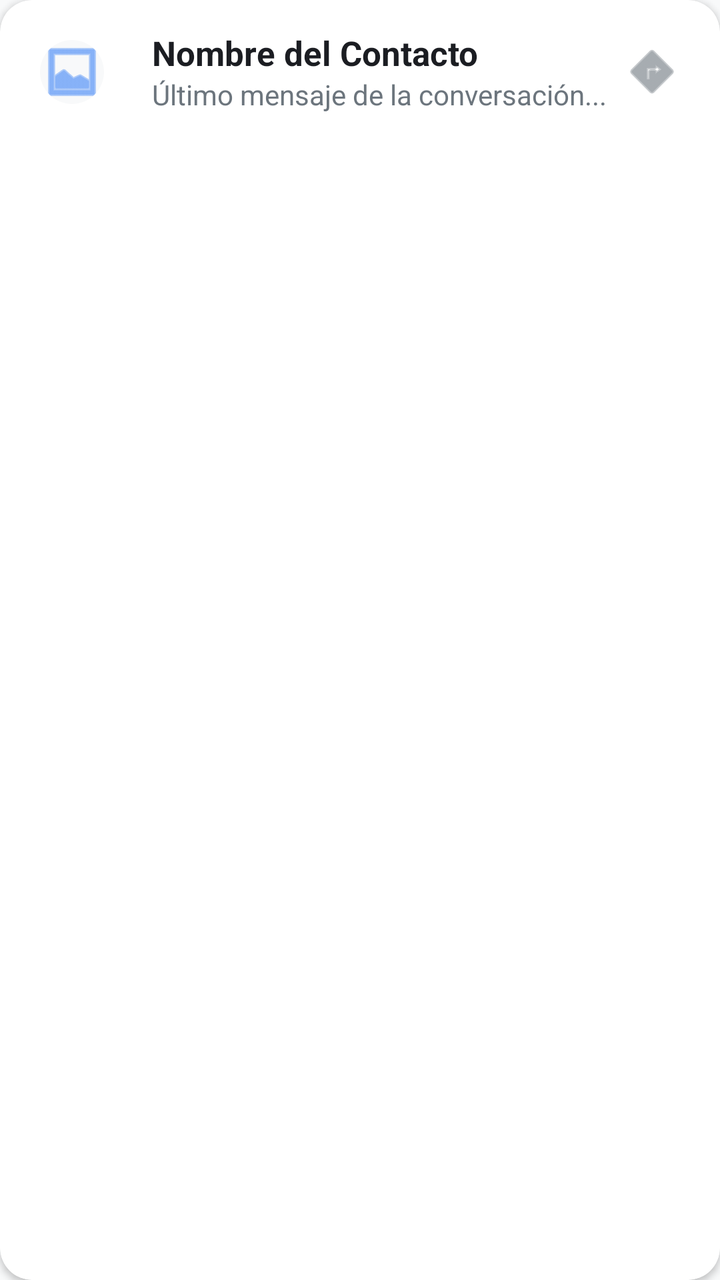
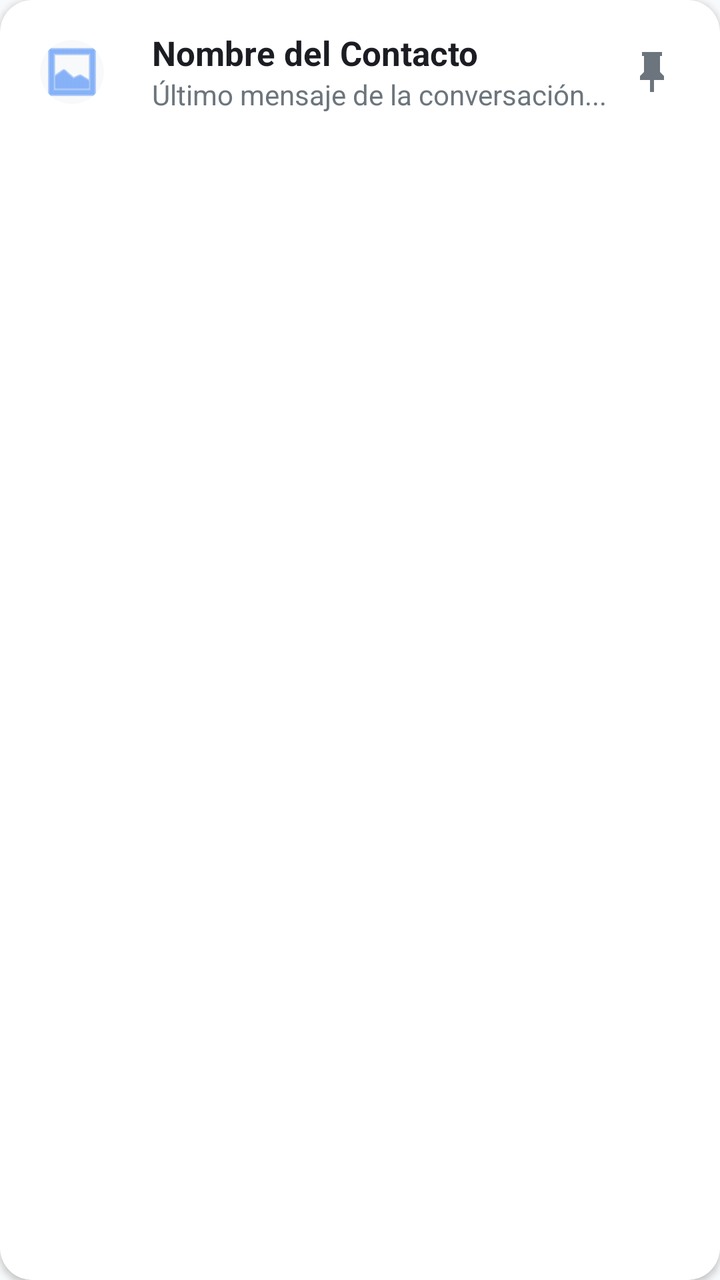

Compare the two renders of this Android layout. The source of the first and the diff that turns it into the second are given below.
<!-- AndroidManifest.xml: application theme Theme.Speak2Read -->
<!-- res/layout/item_chat_list.xml -->
<?xml version="1.0" encoding="utf-8"?>
<com.google.android.material.card.MaterialCardView xmlns:android="http://schemas.android.com/apk/res/android"
    xmlns:app="http://schemas.android.com/apk/res-auto"
    android:layout_width="match_parent"
    android:layout_height="wrap_content"
    android:layout_marginHorizontal="12dp"
    android:layout_marginVertical="6dp"
    app:cardCornerRadius="16dp"
    app:cardElevation="2dp"
    app:cardBackgroundColor="@color/s2r_surface">

    <LinearLayout
        android:layout_width="match_parent"
        android:layout_height="wrap_content"
        android:orientation="horizontal"
        android:gravity="center_vertical"
        android:padding="12dp">

        <com.google.android.material.imageview.ShapeableImageView
            android:layout_width="48dp"
            android:layout_height="48dp"
            android:src="@android:drawable/ic_menu_gallery"
            app:shapeAppearanceOverlay="@style/CircleImage"
            android:background="@color/s2r_background"
            android:padding="8dp"
            app:tint="@color/s2r_accent"/>

        <LinearLayout
            android:layout_width="0dp"
            android:layout_height="wrap_content"
            android:layout_weight="1"
            android:orientation="vertical"
            android:layout_marginStart="16dp">

            <TextView
                android:id="@+id/tvChatName"
                android:layout_width="wrap_content"
                android:layout_height="wrap_content"
                android:text="Nombre del Contacto"
                android:textColor="@color/s2r_text_primary"
                android:textSize="17sp"
                android:textStyle="bold" />

            <TextView
                android:id="@+id/tvChatLastMsg"
                android:layout_width="wrap_content"
                android:layout_height="wrap_content"
                android:text="Último mensaje de la conversación..."
                android:textColor="@color/s2r_text_secondary"
                android:textSize="14sp"
                android:maxLines="1"
                android:ellipsize="end"/>
        </LinearLayout>

        <ImageButton
            android:id="@+id/btnPinChat"
            android:layout_width="44dp"
            android:layout_height="44dp"
            android:background="?attr/selectableItemBackgroundBorderless"
            android:src="@android:drawable/ic_menu_directions"
            app:tint="@color/s2r_text_secondary"
            android:contentDescription="Fijar chat" />

    </LinearLayout>
</com.google.android.material.card.MaterialCardView>
<!-- resources referenced by this layout -->
<resources>
  <color name="s2r_accent">#3B82F6</color>
  <color name="s2r_background">#F8F9FA</color>
  <color name="s2r_surface">#FFFFFF</color>
  <color name="s2r_text_primary">#1B1D22</color>
  <color name="s2r_text_secondary">#6C757D</color>
  <style name="CircleImage">
          <item name="cornerSize">50%</item>
      </style>
  <style name="Theme.Speak2Read" parent="Theme.MaterialComponents.DayNight.NoActionBar">
          <item name="colorPrimary">@color/s2r_bubble_usuario</item>
          <item name="colorPrimaryVariant">@color/s2r_bubble_usuario</item>
          <item name="colorOnPrimary">@color/white</item>
          <item name="android:windowBackground">@color/s2r_background</item>
          <item name="android:colorBackground">@color/s2r_background</item>
          <item name="android:textColorPrimary">@color/s2r_text_primary</item>
          <item name="android:textColor">@color/s2r_text_primary</item>
      </style>
  <color name="s2r_bubble_usuario">#2563EB</color>
  <color name="white">#FFFFFFFF</color>
</resources>

<!-- the commit's change to res/layout/item_chat_list.xml (unified diff, before → after) -->
@@ -57,7 +57,7 @@
             android:layout_width="44dp"
             android:layout_height="44dp"
             android:background="?attr/selectableItemBackgroundBorderless"
-            android:src="@android:drawable/ic_menu_directions"
+            android:src="@drawable/ic_pin"
             app:tint="@color/s2r_text_secondary"
             android:contentDescription="Fijar chat" />
 
<!-- resource entries referenced after the edit -->
@@ -5,6 +5,17 @@
   <color name="s2r_surface">#FFFFFF</color>
   <color name="s2r_text_primary">#1B1D22</color>
   <color name="s2r_text_secondary">#6C757D</color>
+  <!-- drawable ic_pin (drawable) -->
+  <?xml version="1.0" encoding="utf-8"?>
+  <vector xmlns:android="http://schemas.android.com/apk/res/android"
+      android:width="24dp"
+      android:height="24dp"
+      android:viewportWidth="24"
+      android:viewportHeight="24">
+      <path
+          android:fillColor="#000000"
+          android:pathData="M16,12V4H17V2H7V4H8V12L6,14V16H11V22H13V16H18V14L16,12Z" />
+  </vector>
   <style name="CircleImage">
           <item name="cornerSize">50%</item>
       </style>
